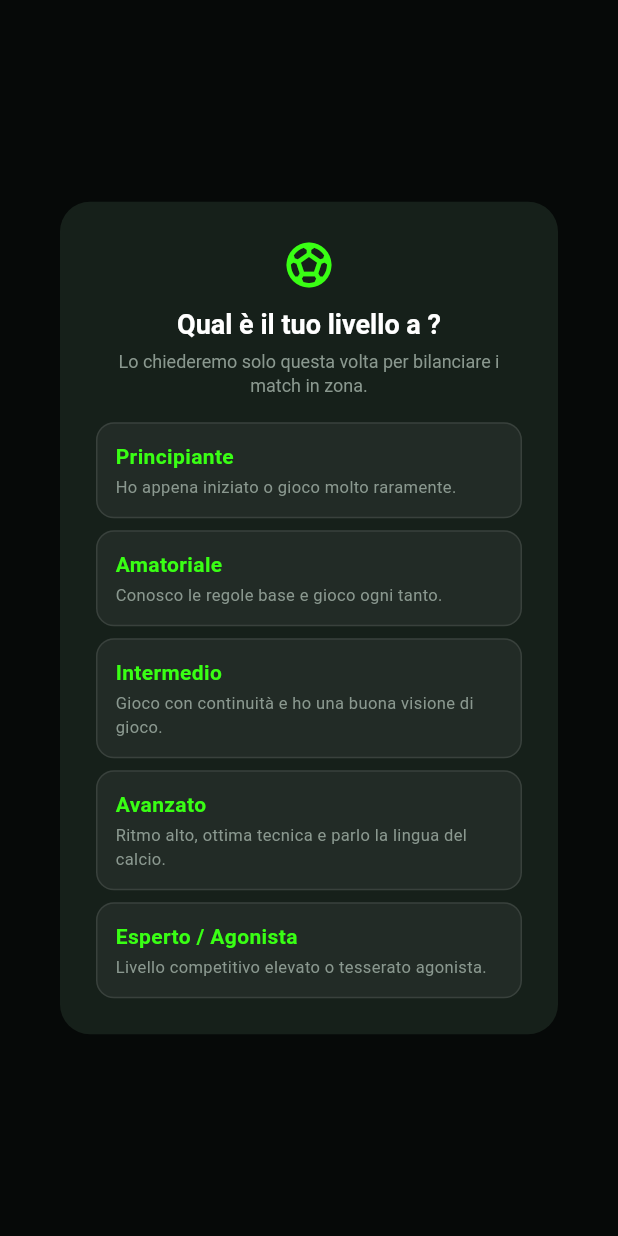
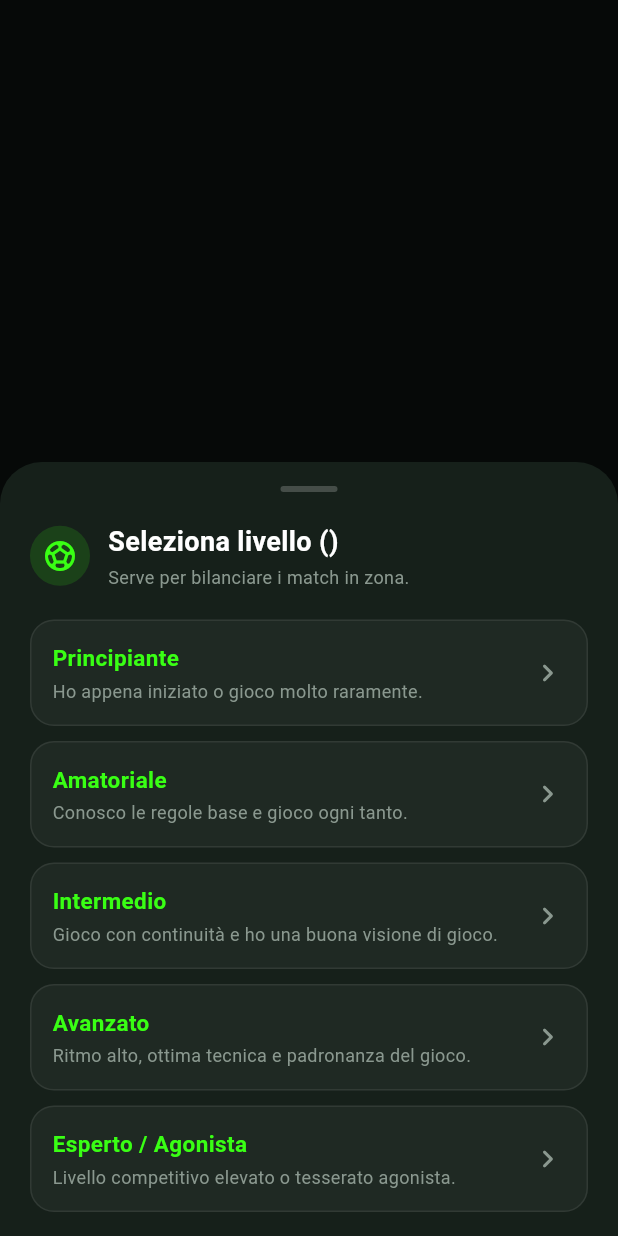
Before and after one commit to Bucky02/Arena, a Flutter app: what verificaESelezionaLivello() shows on an empty page, opened directly with empty values, on a phone screen of 412 x 824 dp. Run offline on Flutter 3.47's test engine with Material 3 defaults, Android fonts, the phone set to English and light mode, and no system bars; our stand-ins replace app_links, cached_network_image, flutter_riverpod, geolocator, google_maps_flutter, image_picker and 4 more; missing offline and left inert: syncfusion_localizations; accounts and stored records are empty.

Commit message:
pannello dal basso

```diff
--- a/lib/core/shared_widget/selezione_livello_dialog.dart
+++ b/lib/core/shared_widget/selezione_livello_dialog.dart
@@ -17,7 +17,7 @@ final List<Map<String, String>> livelliDisponibili = [
   },
   {
     'titolo': 'Avanzato',
-    'descrizione': 'Ritmo alto, ottima tecnica e parlo la lingua del calcio.',
+    'descrizione': 'Ritmo alto, ottima tecnica e padronanza del gioco.',
   },
   {
     'titolo': 'Esperto / Agonista',
@@ -34,73 +34,117 @@ Future<void> verificaESelezionaLivello({
 }) async {
   Map<String, dynamic> mappaLivelli = Map.from(livelliSportAttuali ?? {});
 
-  // Se l'utente ha GIÀ impostato il livello per questo sport, proseguiamo subito!
+  // Se ha già impostato il livello, proseguiamo direttamente
   if (mappaLivelli.containsKey(sport) && mappaLivelli[sport] != null) {
     onCompletato();
     return;
   }
 
-  // Se NON lo ha impostato, mostriamo il Dialog elegante
-  showDialog(
+  // Mostra il Bottom Sheet che scivola dal basso
+  showModalBottomSheet(
     context: context,
-    barrierDismissible: false,
-    builder: (BuildContext dialogContext) {
-      return AlertDialog(
-        backgroundColor: AppTheme.cardBg,
-        shape: RoundedRectangleBorder(borderRadius: BorderRadius.circular(20)),
-        title: Column(
+    isScrollControlled: true,
+    backgroundColor: Colors.transparent,
+    builder: (BuildContext sheetContext) {
+      return Container(
+        decoration: const BoxDecoration(
+          color: AppTheme.cardBg,
+          borderRadius: BorderRadius.vertical(top: Radius.circular(28)),
+        ),
+        padding: const EdgeInsets.symmetric(horizontal: 20, vertical: 16),
+        child: SafeArea(
+          child: Column(
+            mainAxisSize: MainAxisSize.min,
             children: [
-            const Icon(Icons.sports_soccer, color: AppTheme.accent, size: 36),
-            const SizedBox(height: 10),
+              // "Pillola" di trascinamento in stile iOS/Modern UI
+              Container(
+                width: 38,
+                height: 4,
+                margin: const EdgeInsets.only(bottom: 20),
+                decoration: BoxDecoration(
+                  color: Colors.white.withOpacity(0.2),
+                  borderRadius: BorderRadius.circular(2),
+                ),
+              ),
+
+              Row(
+                children: [
+                  Container(
+                    padding: const EdgeInsets.all(8),
+                    decoration: BoxDecoration(
+                      color: AppTheme.accent.withOpacity(0.15),
+                      shape: BoxShape.circle,
+                    ),
+                    child: const Icon(
+                      Icons.sports_soccer,
+                      color: AppTheme.accent,
+                      size: 24,
+                    ),
+                  ),
+                  const SizedBox(width: 12),
+                  Expanded(
+                    child: Column(
+                      crossAxisAlignment: CrossAxisAlignment.start,
+                      children: [
                         Text(
-              "Qual è il tuo livello a ${sport.toUpperCase()}?",
-              textAlign: TextAlign.center,
+                          "Seleziona livello (${sport.toUpperCase()})",
                           style: const TextStyle(
                             color: Colors.white,
                             fontSize: 18,
                             fontWeight: FontWeight.bold,
                           ),
                         ),
-            const SizedBox(height: 5),
+                        const SizedBox(height: 2),
                         const Text(
-              "Lo chiederemo solo questa volta per bilanciare i match in zona.",
-              textAlign: TextAlign.center,
-              style: TextStyle(color: AppTheme.textSecondary, fontSize: 12),
+                          "Serve per bilanciare i match in zona.",
+                          style: TextStyle(
+                            color: AppTheme.textSecondary,
+                            fontSize: 12,
+                          ),
                         ),
                       ],
                     ),
-        content: SizedBox(
-          width: double.maxFinite,
+                  ),
+                ],
+              ),
+              const SizedBox(height: 20),
+
+              // Lista livelli
+              Flexible(
                 child: ListView.separated(
                   shrinkWrap: true,
+                  physics: const BouncingScrollPhysics(),
                   itemCount: livelliDisponibili.length,
-            separatorBuilder: (_, __) => const SizedBox(height: 8),
+                  separatorBuilder: (_, __) => const SizedBox(height: 10),
                   itemBuilder: (context, index) {
                     final item = livelliDisponibili[index];
                     return InkWell(
-                borderRadius: BorderRadius.circular(12),
+                      borderRadius: BorderRadius.circular(16),
                       onTap: () async {
-                  Navigator.pop(dialogContext); // Chiudi popup
+                        Navigator.pop(sheetContext); // Chiude il Bottom Sheet
 
-                  // Aggiorna la mappa (pronto per aggiungere Padel/Tennis in futuro)
                         mappaLivelli[sport] = item['titolo'];
 
-                  // Salva su Supabase
+                        // Aggiornamento su Supabase
                         await Supabase.instance.client
                             .from('utenti')
                             .update({'livelli_sport': mappaLivelli})
                             .eq('id', userId);
 
-                  // Procedi con l'azione (es. naviga alla ricerca centri)
                         onCompletato();
                       },
                       child: Container(
-                  padding: const EdgeInsets.all(12),
+                        padding: const EdgeInsets.all(14),
                         decoration: BoxDecoration(
-                    color: Colors.white.withOpacity(0.05),
-                    borderRadius: BorderRadius.circular(12),
-                    border: Border.all(color: Colors.white.withOpacity(0.1)),
+                          color: Colors.white.withOpacity(0.04),
+                          borderRadius: BorderRadius.circular(16),
+                          border: Border.all(
+                            color: Colors.white.withOpacity(0.08),
                           ),
+                        ),
+                        child: Row(
+                          children: [
+                            Expanded(
                               child: Column(
                                 crossAxisAlignment: CrossAxisAlignment.start,
                                 children: [
@@ -109,16 +153,23 @@ Future<void> verificaESelezionaLivello({
                                     style: const TextStyle(
                                       color: AppTheme.accent,
                                       fontWeight: FontWeight.bold,
-                          fontSize: 14,
+                                      fontSize: 15,
                                     ),
                                   ),
-                      const SizedBox(height: 2),
+                                  const SizedBox(height: 3),
                                   Text(
                                     item['descrizione']!,
                                     style: const TextStyle(
                                       color: AppTheme.textSecondary,
-                          fontSize: 11,
+                                      fontSize: 12,
                                     ),
+                                  ),
+                                ],
+                              ),
+                            ),
+                            const Icon(
+                              Icons.chevron_right_rounded,
+                              color: AppTheme.textSecondary,
                             ),
                           ],
                         ),
@@ -127,6 +178,9 @@ Future<void> verificaESelezionaLivello({
                   },
                 ),
               ),
+            ],
+          ),
+        ),
       );
     },
   );
```
Lines whose indentation alone changed are shown as unchanged.
